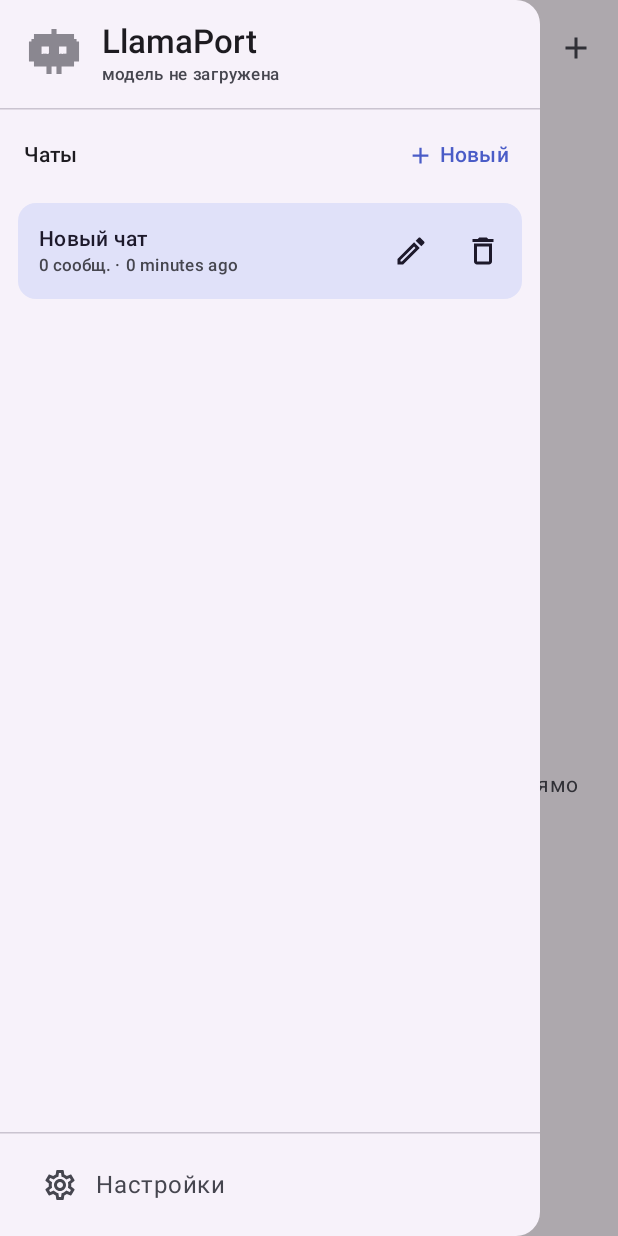
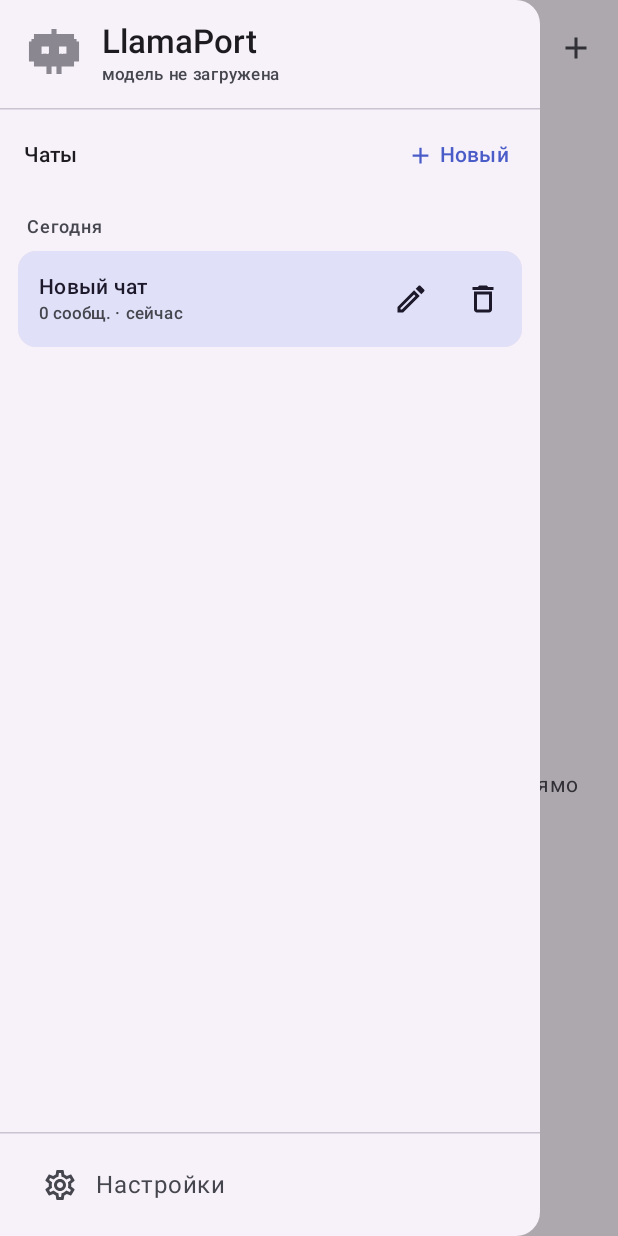
Before and after one commit to Fatalist0001/LlamaPort, an Android app built with Jetpack Compose: the screen it shows after launch (MainActivity), after a tap on "Меню", on a phone screen of 412 x 824 dp. Run offline under Robolectric (Android 15) with nearby library versions, the phone set to English and light mode, and no system bars; pictures from the network do not load; 2 other taps on this screen came first.

Commit message:
feat: chat list groups, undoable deletion, model chip, no empty chats
- SessionSummary gains modelName (persisted, old files read it as "")
- preview comes from the final answer only: thinking traces are stripped,
  "Думает…" is shown while a chat has no answer yet
- compact relative time ("3 мин", "4 дн") so the row fits the model chip
- drawer list is grouped Сегодня / Вчера / Ранее, rows animate with
  Modifier.animateItem(); a second SnackbarHost inside the drawer shows
  the "Отменить" action while the drawer is open
- deleting by swipe or by the trash icon is immediate and undoable
  (single level: ChatViewModel keeps the removed summary + messages)
- empty chats are scratch space: filtered out of sessions.json, dropped
  on load, and hidden from the list unless they are the active chat
- automatic title from the first message now ends with an ellipsis

Verified on device (HONOR RMO-NX1): groups render, swipe delete shows
the snackbar, undo restores the chat, model chip appears after a send,
sessions.json contains no empty chats and stores modelName.

```diff
--- a/app/src/main/java/com/llamaport/app/ChatScreen.kt
+++ b/app/src/main/java/com/llamaport/app/ChatScreen.kt
@@ -3,7 +3,6 @@ package com.llamaport.app
 import android.graphics.BitmapFactory
 import android.media.MediaPlayer
 import android.net.Uri
-import android.text.format.DateUtils
 import androidx.activity.compose.rememberLauncherForActivityResult
 import androidx.activity.result.contract.ActivityResultContracts
 import androidx.compose.animation.AnimatedContent
@@ -68,15 +67,20 @@ import androidx.compose.material3.ModalNavigationDrawer
 import androidx.compose.material3.OutlinedTextField
 import androidx.compose.material3.Scaffold
 import androidx.compose.material3.Slider
+import androidx.compose.material3.SnackbarDuration
 import androidx.compose.material3.SnackbarHost
 import androidx.compose.material3.SnackbarHostState
+import androidx.compose.material3.SnackbarResult
 import androidx.compose.material3.Surface
+import androidx.compose.material3.SwipeToDismissBox
+import androidx.compose.material3.SwipeToDismissBoxValue
 import androidx.compose.material3.Switch
 import androidx.compose.material3.Text
 import androidx.compose.material3.TextButton
 import androidx.compose.material3.TopAppBar
 import androidx.compose.material3.rememberDrawerState
 import androidx.compose.material3.rememberModalBottomSheetState
+import androidx.compose.material3.rememberSwipeToDismissBoxState
 import androidx.compose.runtime.Composable
 import androidx.compose.runtime.DisposableEffect
 import androidx.compose.runtime.LaunchedEffect
@@ -165,6 +169,7 @@ fun LlamaPortApp(viewModel: ChatViewModel) {
                 // so the header robot does not animate offscreen.
                 drawerActive = drawerState.targetValue == DrawerValue.Open ||
                     drawerState.isAnimationRunning,
+                snackbarHostState = snackbarHostState,
                 onSelectSession = { id ->
                     viewModel.selectSession(id)
                     scope.launch { drawerState.close() }
@@ -173,7 +178,23 @@ fun LlamaPortApp(viewModel: ChatViewModel) {
                     scope.launch { drawerState.close() }
                     onNewChat()
                 },
-                onDeleteSession = viewModel::deleteSession,
+                onDeleteSession = { id ->
+                    viewModel.deleteSession(id)
+                    scope.launch {
+                        // One undo level: a newer deletion replaces the pending one.
+                        snackbarHostState.currentSnackbarData?.dismiss()
+                        val result = snackbarHostState.showSnackbar(
+                            message = "Чат удалён",
+                            actionLabel = "Отменить",
+                            duration = SnackbarDuration.Short,
+                        )
+                        if (result == SnackbarResult.ActionPerformed) {
+                            viewModel.undoDelete()
+                        } else {
+                            viewModel.clearUndo()
+                        }
+                    }
+                },
                 onRenameSession = viewModel::renameSession,
                 onOpenSettings = {
                     scope.launch { drawerState.close() }
@@ -618,6 +639,7 @@ private fun SpeedChip(tokensPerSecond: Float) {
     }
 }
 
+@OptIn(ExperimentalMaterial3Api::class)
 @Composable
 internal fun SessionRow(
     session: SessionSummary,
@@ -626,6 +648,44 @@ internal fun SessionRow(
     onSelect: () -> Unit,
     onRename: () -> Unit,
     onDelete: () -> Unit,
+    modifier: Modifier = Modifier,
+) {
+    val dismissState = rememberSwipeToDismissBoxState(
+        confirmValueChange = { value ->
+            if (value == SwipeToDismissBoxValue.EndToStart) onDelete()
+            false
+        },
+    )
+
+    SwipeToDismissBox(
+        state = dismissState,
+        enableDismissFromStartToEnd = false,
+        enableDismissFromEndToStart = enabled,
+        modifier = modifier.padding(vertical = 4.dp),
+        backgroundContent = {
+            // Show the delete hint only while the row is actually swiped.
+            val reveal = dismissState.progress
+            if (reveal > 0.02f) {
+                Box(
+                    Modifier
+                        .fillMaxSize()
+                        .clip(MaterialTheme.shapes.medium)
+                        .background(
+                            MaterialTheme.colorScheme.errorContainer.copy(
+                                alpha = (reveal * 1.6f).coerceAtMost(1f),
+                            ),
+                        )
+                        .padding(horizontal = 20.dp),
+                    contentAlignment = Alignment.CenterEnd,
+                ) {
+                    Icon(
+                        Icons.Outlined.Delete,
+                        contentDescription = null,
+                        tint = MaterialTheme.colorScheme.onErrorContainer,
+                    )
+                }
+            }
+        },
     ) {
         Surface(
             onClick = onSelect,
@@ -636,9 +696,7 @@ internal fun SessionRow(
             } else {
                 MaterialTheme.colorScheme.surfaceVariant
             },
-        modifier = Modifier
-            .fillMaxWidth()
-            .padding(vertical = 4.dp),
+            modifier = Modifier.fillMaxWidth(),
         ) {
             Row(
                 Modifier.padding(start = 14.dp, end = 2.dp, top = 8.dp, bottom = 8.dp),
@@ -652,21 +710,31 @@ internal fun SessionRow(
                         maxLines = 1,
                         overflow = TextOverflow.Ellipsis,
                     )
-                if (session.preview.isNotBlank()) {
+                    val preview = session.preview.ifBlank {
+                        if (session.messageCount > 0) "Думает…" else ""
+                    }
+                    if (preview.isNotBlank()) {
                         Text(
-                        session.preview,
+                            preview,
                             style = MaterialTheme.typography.labelSmall,
                             color = MaterialTheme.colorScheme.onSurfaceVariant,
                             maxLines = 1,
                             overflow = TextOverflow.Ellipsis,
                         )
                     }
+                    Row(verticalAlignment = Alignment.CenterVertically) {
                         Text(
-                    "${session.messageCount} сообщ. · " +
-                        DateUtils.getRelativeTimeSpanString(session.updatedAt),
+                            "${session.messageCount} сообщ. · " + shortRelativeTime(session.updatedAt),
                             style = MaterialTheme.typography.labelSmall,
                             color = MaterialTheme.colorScheme.onSurfaceVariant,
+                            maxLines = 1,
+                            overflow = TextOverflow.Ellipsis,
+                            modifier = Modifier.weight(1f),
                         )
+                        if (session.modelName.isNotBlank()) {
+                            SessionModelBadge(session.modelName)
+                        }
+                    }
                 }
                 IconButton(onClick = onRename, enabled = enabled) {
                     Icon(Icons.Outlined.Create, contentDescription = "Переименовать")
@@ -675,6 +743,40 @@ internal fun SessionRow(
                     Icon(Icons.Outlined.Delete, contentDescription = "Удалить чат")
                 }
             }
+        }
+    }
+}
+
+/** Compact "1 мин / 3 ч / 4 дн" label for the chat list. */
+private fun shortRelativeTime(timestamp: Long): String {
+    val minutes = ((System.currentTimeMillis() - timestamp) / 60_000).coerceAtLeast(0)
+    return when {
+        minutes < 1 -> "сейчас"
+        minutes < 60 -> "$minutes мин"
+        minutes < 1440 -> "${minutes / 60} ч"
+        minutes < 1440 * 7 -> "${minutes / 1440} дн"
+        minutes < 1440 * 30 -> "${minutes / (1440 * 7)} нед"
+        else -> "${minutes / (1440 * 30)} мес"
+    }
+}
+
+/** Tiny chip naming the model the chat was held with. */
+@Composable
+private fun SessionModelBadge(name: String) {
+    Surface(
+        color = MaterialTheme.colorScheme.surface,
+        shape = MaterialTheme.shapes.extraSmall,
+    ) {
+        Text(
+            name.substringBeforeLast('.').take(18),
+            style = MaterialTheme.typography.labelSmall,
+            color = MaterialTheme.colorScheme.onSurfaceVariant,
+            maxLines = 1,
+            overflow = TextOverflow.Ellipsis,
+            modifier = Modifier
+                .widthIn(max = 116.dp)
+                .padding(horizontal = 6.dp, vertical = 2.dp),
+        )
     }
 }
 
--- a/app/src/main/java/com/llamaport/app/ChatStore.kt
+++ b/app/src/main/java/com/llamaport/app/ChatStore.kt
@@ -20,6 +20,7 @@ data class SessionSummary(
     val updatedAt: Long,
     val messageCount: Int = 0,
     val preview: String = "",
+    val modelName: String = "",
 )
 
 data class StoredChats(
@@ -70,6 +71,7 @@ class ChatStore(filesDir: File) {
                     updatedAt = obj.optLong("updatedAt", System.currentTimeMillis()),
                     messageCount = obj.optInt("messageCount", sessionMessages.size),
                     preview = obj.optString("preview", ""),
+                    modelName = obj.optString("modelName", ""),
                 )
                 sessions += summary
                 messages[id] = sessionMessages
@@ -106,6 +108,7 @@ class ChatStore(filesDir: File) {
                 obj.put("updatedAt", summary.updatedAt)
                 obj.put("messageCount", summary.messageCount)
                 obj.put("preview", summary.preview)
+                obj.put("modelName", summary.modelName)
                 val msgs = JSONArray()
                 for (message in messages[summary.id].orEmpty()) {
                     msgs.put(messageToJson(message))
--- a/app/src/main/java/com/llamaport/app/HomeChrome.kt
+++ b/app/src/main/java/com/llamaport/app/HomeChrome.kt
@@ -41,6 +41,8 @@ import androidx.compose.material3.MaterialTheme
 import androidx.compose.material3.ModalDrawerSheet
 import androidx.compose.material3.NavigationDrawerItem
 import androidx.compose.material3.OutlinedTextField
+import androidx.compose.material3.SnackbarHost
+import androidx.compose.material3.SnackbarHostState
 import androidx.compose.material3.Surface
 import androidx.compose.material3.SuggestionChip
 import androidx.compose.material3.Text
@@ -58,6 +60,7 @@ import androidx.compose.ui.graphics.graphicsLayer
 import androidx.compose.ui.text.font.FontWeight
 import androidx.compose.ui.text.style.TextOverflow
 import androidx.compose.ui.unit.dp
+import java.util.Calendar
 import com.llamaport.app.ui.motion.LocalReducedMotion
 import com.llamaport.app.ui.motion.MotionTokens
 import com.llamaport.app.ui.motion.Reveal
@@ -157,6 +160,7 @@ internal fun ModelChip(
 internal fun AppDrawer(
     state: UiState,
     drawerActive: Boolean,
+    snackbarHostState: SnackbarHostState,
     onSelectSession: (String) -> Unit,
     onNewChat: () -> Unit,
     onDeleteSession: (String) -> Unit,
@@ -165,9 +169,15 @@ internal fun AppDrawer(
 ) {
     var renaming by remember { mutableStateOf<SessionSummary?>(null) }
     var renameText by remember { mutableStateOf("") }
-    var deleting by remember { mutableStateOf<SessionSummary?>(null) }
+    // Empty chats are scratch space: only the active one has a row.
+    val visibleSessions = remember(state.sessions, state.activeSessionId) {
+        groupSessions(
+            state.sessions.filter { it.messageCount > 0 || it.id == state.activeSessionId },
+        )
+    }
 
     ModalDrawerSheet {
+        Box(Modifier.fillMaxSize()) {
             Column(Modifier.fillMaxSize()) {
                 Row(
                     Modifier.padding(horizontal = 16.dp, vertical = 14.dp),
@@ -213,7 +223,7 @@ internal fun AppDrawer(
                     }
                 }
 
-            if (state.sessions.isEmpty()) {
+                if (visibleSessions.isEmpty()) {
                     Text(
                         "Пока нет чатов",
                         style = MaterialTheme.typography.bodySmall,
@@ -226,10 +236,17 @@ internal fun AppDrawer(
                         Modifier.weight(1f),
                         contentPadding = PaddingValues(horizontal = 12.dp, vertical = 4.dp),
                     ) {
-                    items(
-                        items = state.sessions.sortedByDescending { it.updatedAt },
-                        key = { it.id },
-                    ) { session ->
+                        visibleSessions.forEach { (group, sessions) ->
+                            item(key = "group-${group.name}") {
+                                Text(
+                                    group.label,
+                                    style = MaterialTheme.typography.labelMedium,
+                                    color = MaterialTheme.colorScheme.onSurfaceVariant,
+                                    fontWeight = FontWeight.SemiBold,
+                                    modifier = Modifier.padding(start = 6.dp, top = 12.dp, bottom = 4.dp),
+                                )
+                            }
+                            items(items = sessions, key = { it.id }) { session ->
                                 SessionRow(
                                     session = session,
                                     active = session.id == state.activeSessionId,
@@ -239,8 +256,10 @@ internal fun AppDrawer(
                                         renaming = session
                                         renameText = session.title
                                     },
-                            onDelete = { deleting = session },
+                                    onDelete = { onDeleteSession(session.id) },
+                                    modifier = Modifier.animateItem(),
                                 )
+                            }
                         }
                     }
                 }
@@ -263,6 +282,15 @@ internal fun AppDrawer(
                         modifier = Modifier.padding(horizontal = 16.dp, vertical = 10.dp),
                     )
                 }
+                }
+            // Same SnackbarHostState as the scaffold: while the drawer is open
+            // this host is the visible one, so "Отменить" is reachable.
+            SnackbarHost(
+                hostState = snackbarHostState,
+                modifier = Modifier
+                    .align(Alignment.BottomCenter)
+                    .padding(12.dp),
+            )
         }
     }
 
@@ -297,28 +325,41 @@ internal fun AppDrawer(
         )
     }
 
-    deleting?.let { session ->
-        AlertDialog(
-            onDismissRequest = { deleting = null },
-            title = { Text("Удалить чат?") },
-            text = { Text("«${session.title}» будет удалён вместе с историей сообщений.") },
-            confirmButton = {
-                TextButton(
-                    onClick = {
-                        onDeleteSession(session.id)
-                        deleting = null
-                    },
-                ) {
-                    Text("Удалить")
     }
-            },
-            dismissButton = {
-                TextButton(onClick = { deleting = null }) {
-                    Text("Отмена")
+
+private enum class SessionGroup(val label: String) {
+    Today("Сегодня"),
+    Yesterday("Вчера"),
+    Earlier("Ранее"),
 }
-            },
-        )
+
+/** Splits the chat list into Сегодня / Вчера / Ранее, newest first in each. */
+private fun groupSessions(
+    sessions: List<SessionSummary>,
+): List<Pair<SessionGroup, List<SessionSummary>>> {
+    val startOfToday = Calendar.getInstance().startOfDay()
+    val startOfYesterday = Calendar.getInstance().apply {
+        add(Calendar.DAY_OF_YEAR, -1)
+    }.startOfDay()
+    val buckets = LinkedHashMap<SessionGroup, MutableList<SessionSummary>>()
+    for (session in sessions.sortedByDescending { it.updatedAt }) {
+        val group = when {
+            session.updatedAt >= startOfToday -> SessionGroup.Today
+            session.updatedAt >= startOfYesterday -> SessionGroup.Yesterday
+            else -> SessionGroup.Earlier
         }
+        buckets.getOrPut(group) { mutableListOf() } += session
+    }
+    return buckets.map { (group, list) -> group to list }
+}
+
+private fun Calendar.startOfDay(): Long {
+    val copy = clone() as Calendar
+    copy.set(Calendar.HOUR_OF_DAY, 0)
+    copy.set(Calendar.MINUTE, 0)
+    copy.set(Calendar.SECOND, 0)
+    copy.set(Calendar.MILLISECOND, 0)
+    return copy.timeInMillis
 }
 
 /**
```
Also changed, not shown: app/src/main/java/com/llamaport/app/ChatViewModel.kt (+76 -19 lines), 1 other file. Lines whose indentation alone changed are shown as unchanged.
